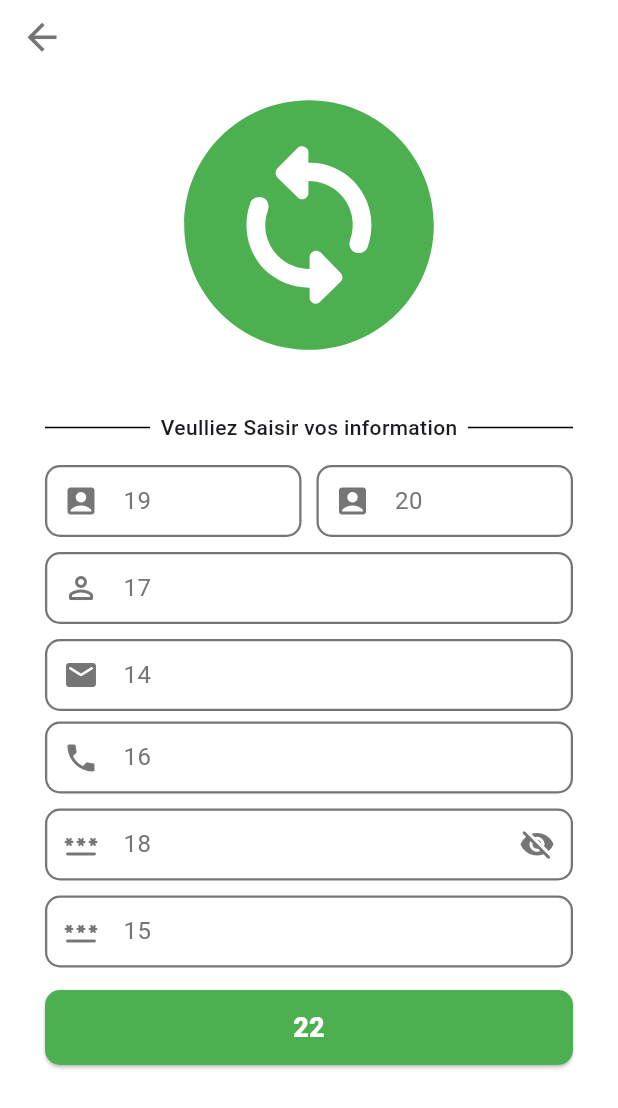
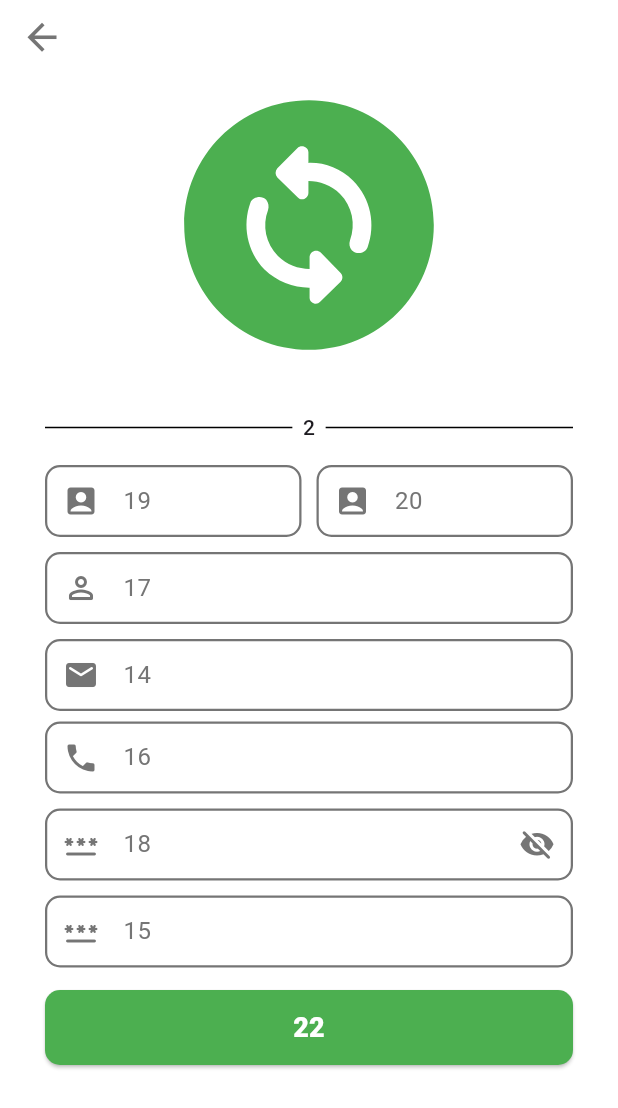
Before and after one commit to xtopotopo/gestion_fournisseur, a Flutter app: the SignUpScreen screen opened by its route, on a phone screen of 412 x 824 dp. Shown: the top 1108 px of the screen. Run offline on Flutter 3.47's test engine with Material 3 defaults, Android fonts, the phone set to English and light mode, and no system bars; our stand-ins replace cloud_firestore, firebase_auth, firebase_core, get, get_storage; accounts and stored records are empty.

Commit message:
fixed some bugs

```diff
--- a/lib/dao/utilisateur_dao.dart
+++ b/lib/dao/utilisateur_dao.dart
@@ -33,12 +33,12 @@ class UtilisateurDao{
   }
 
   //Get User by email
-  Future<Utilisateur> getUtilisateur(String email) async{
+  Future<DocumentSnapshot> getUtilisateur(String email) async{
     QuerySnapshot querySnapshot = await _utilisateurs
     .where("email", isEqualTo: email)
     .get();
 
-    return querySnapshot.docs.first.data() as Utilisateur;
+    return querySnapshot.docs.first;
   }
 
   // Email verification method
--- a/lib/main.dart
+++ b/lib/main.dart
@@ -1,6 +1,7 @@
 import 'package:firebase_core/firebase_core.dart';
 import 'package:flutter/material.dart';
 import 'package:gestion_fournisseur/controllers/dark_light_mode_controller.dart';
+import 'package:gestion_fournisseur/controllers/session_variables_controller.dart';
 import 'package:gestion_fournisseur/controllers/translations_controller.dart';
 import 'package:gestion_fournisseur/locale/translations.dart';
 import 'package:get/get.dart';
@@ -23,6 +24,7 @@ class MyApp extends StatelessWidget {
 
   @override
   Widget build(BuildContext context) {
+    Get.put(SessionVariableController());
     Get.put(DarkLightModeController());
     Get.put(TranslationsController());
 
--- a/lib/models/utilisateur.dart
+++ b/lib/models/utilisateur.dart
@@ -25,7 +25,7 @@ class Utilisateur{
     json['email'] as String,
     json['numero'] as String,
     json['cin'] as String,
-    json['mdp'] as String
+    "######"
   );
 
   Map<String,dynamic> toJson()=>{
--- a/lib/screens/sign_up_screen.dart
+++ b/lib/screens/sign_up_screen.dart
@@ -61,20 +61,20 @@ class SignUpScreen extends GetView{
             child:  Column(
               children:
               [
-                const Row(
+                Row(
                   children: [
-                    Expanded(child: Divider()),
+                    const Expanded(child: Divider()),
                     Padding(
-                      padding: EdgeInsets.symmetric(horizontal: 7.0),
+                      padding:const EdgeInsets.symmetric(horizontal: 7.0),
                       child: Text(
-                        "Veulliez Saisir vos information",
-                        style: TextStyle(
+                        '2'.tr,
+                        style:const TextStyle(
                           fontSize: 14,
                           fontWeight: FontWeight.w500
                         ),
                       ),
                     ),
-                    Expanded(child: Divider()),
+                    const Expanded(child: Divider()),
                   ],
                 ),
                   const SizedBox(height: 15,),
```
Also changed, not shown: lib/controllers/authentification_Controller.dart (+16 -10 lines).
